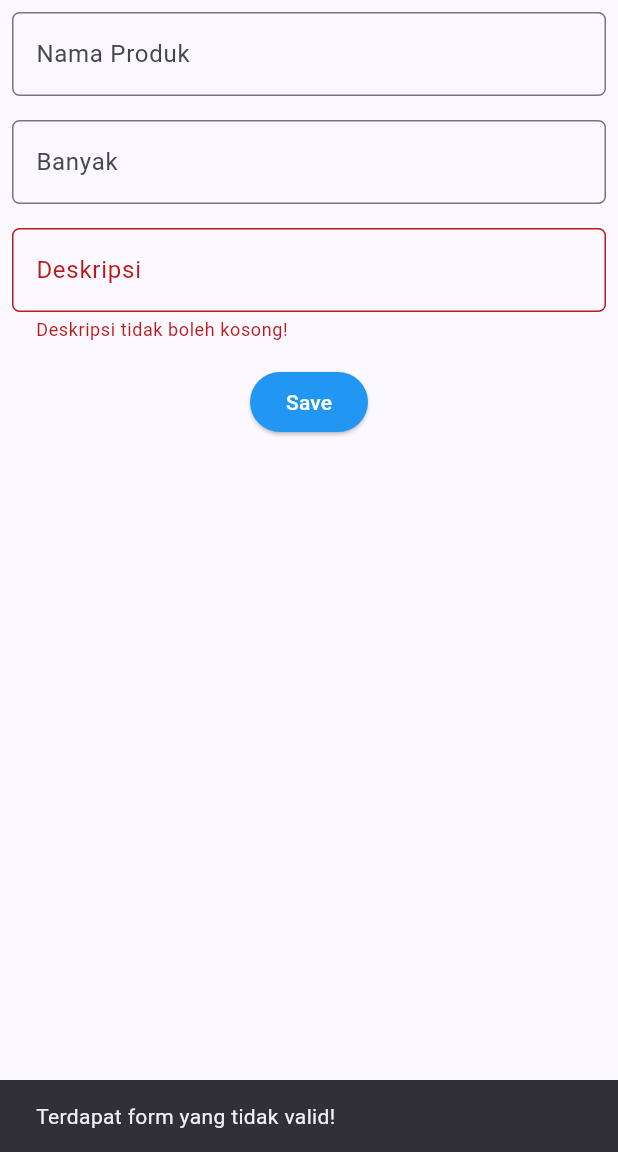
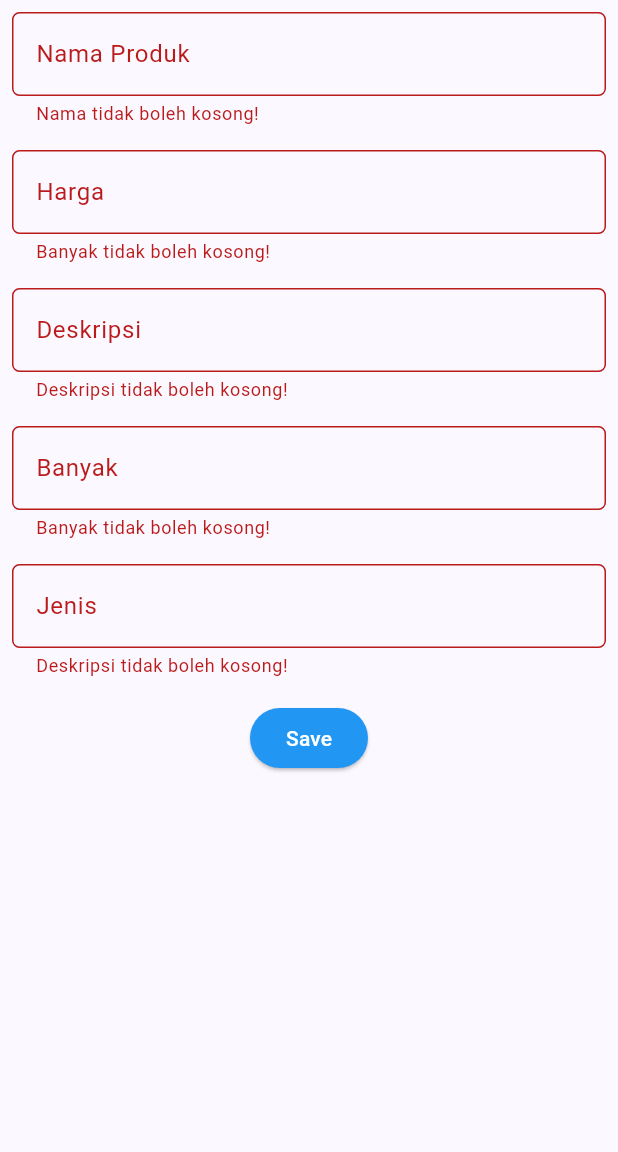
Before and after one commit to NtapSlur/inventory-mobile, a Flutter app: the FormPage screen opened directly, after a tap on "Save", on a phone screen of 412 x 824 dp, the part 84-1236 px from its top. Run offline on Flutter 3.47's test engine with Material 2 defaults, Android fonts, the phone set to English and light mode, and no system bars; missing offline and left inert: pbp_django_auth.

Commit message:
Menyelesaikan Tugas

```diff
--- /dev/null
+++ b/inventory/lib/detail_product.dart
@@ -0,0 +1,35 @@
+import 'package:flutter/material.dart';
+import 'package:inventory/drawer.dart';
+import 'package:inventory/product.dart';
+
+class DetailPage extends StatelessWidget {
+    final Product product;
+
+    DetailPage(this.product, {super.key});
+
+    @override
+    Widget build(BuildContext context) {
+        return Scaffold(
+            appBar: AppBar(
+                title: Text(product.fields.nama),
+            ),
+
+            body: Padding(
+                padding: EdgeInsets.all(16.0),
+                child: Column(
+                  crossAxisAlignment: CrossAxisAlignment.start,
+                  children: [
+                    const SizedBox(height: 10),
+                    Text("Deskripsi : ${product.fields.deskripsi}"),
+                    const SizedBox(height: 10),
+                    Text("Harga : ${product.fields.harga}"),
+                    const SizedBox(height: 10),
+                    Text("Banyak : ${product.fields.banyak}"),
+                    const SizedBox(height: 10),
+                    Text("Jenis: ${product.fields.jenis}")
+                        ],
+              ),
+            ),
+        );
+    }
+}
--- a/inventory/lib/drawer.dart
+++ b/inventory/lib/drawer.dart
@@ -1,4 +1,5 @@
 import 'package:flutter/material.dart';
+import 'package:inventory/list_product.dart';
 import 'package:inventory/menu.dart';
 import 'package:inventory/form.dart';
 
@@ -62,6 +63,18 @@ class LeftDrawer extends StatelessWidget {
             },
           ),
 
+          ListTile(
+    leading: const Icon(Icons.shopping_basket),
+    title: const Text('Daftar Produk'),
+    onTap: () {
+        // Route menu ke halaman produk
+        Navigator.push(
+        context,
+        MaterialPageRoute(builder: (context) => const ProductPage()),
+        );
+    },
+),
+
         ],
       ),
     );
--- a/inventory/lib/form.dart
+++ b/inventory/lib/form.dart
@@ -1,5 +1,10 @@
+import 'dart:convert';
+
 import 'package:flutter/material.dart';
 import 'package:inventory/drawer.dart';
+import 'package:inventory/menu.dart';
+import 'package:pbp_django_auth/pbp_django_auth.dart';
+import 'package:provider/provider.dart';
 
 class FormPage extends StatefulWidget {
     const FormPage({super.key});
@@ -11,12 +16,16 @@ class FormPage extends StatefulWidget {
 
 class _FormPageState extends State<FormPage> {
     final _formKey = GlobalKey<FormState>();
-    String _name = "";
-    int _amount = 0;
-    String _description = "";
+    String _nama = "";
+    int _banyak = 0;
+    String _deskripsi = "";
+    int _harga = 0;
+    String _jenis = "";
+
 
     @override
     Widget build(BuildContext context) {
+      final request = context.watch<CookieRequest>();
         return Scaffold(
           appBar: AppBar(
             title: const Center(
@@ -46,7 +55,7 @@ class _FormPageState extends State<FormPage> {
                       ),
                       onChanged: (String? value) {
                         setState(() {
-                          _name = value!;
+                          _nama = value!;
                         });
                       },
                       validator: (String? value) {
@@ -61,15 +70,15 @@ class _FormPageState extends State<FormPage> {
                     padding: const EdgeInsets.all(8.0),
                     child: TextFormField(
                       decoration: InputDecoration(
-                        hintText: "Banyak",
-                        labelText: "Banyak",
+                        hintText: "Harga",
+                        labelText: "Harga",
                         border: OutlineInputBorder(
                           borderRadius: BorderRadius.circular(5.0),
                         ),
                       ),
                       onChanged: (String? value) {
                         setState(() {
-                          _amount = int.parse(value!);
+                          _harga = int.parse(value!);
                         });
                       },
                       validator: (String? value) {
@@ -95,7 +104,7 @@ class _FormPageState extends State<FormPage> {
                       ),
                       onChanged: (String? value) {
                         setState(() {
-                          _description = value!;
+                          _deskripsi = value!;
                         });
                       },
                       validator: (String? value) {
@@ -106,6 +115,58 @@ class _FormPageState extends State<FormPage> {
                       },
                     ),
                   ),
+
+                  Padding(
+                    padding: const EdgeInsets.all(8.0),
+                    child: TextFormField(
+                      decoration: InputDecoration(
+                        hintText: "Banyak",
+                        labelText: "Banyak",
+                        border: OutlineInputBorder(
+                          borderRadius: BorderRadius.circular(5.0),
+                        ),
+                      ),
+                      onChanged: (String? value) {
+                        setState(() {
+                          _banyak = int.parse(value!);
+                        });
+                      },
+                      validator: (String? value) {
+                        if (value == null || value.isEmpty) {
+                          return "Banyak tidak boleh kosong!";
+                        }
+                        if (int.tryParse(value) == null) {
+                          return "Banyak harus berupa angka!";
+                        }
+                        return null;
+                      },
+                    ),
+                  ),
+
+                  Padding(
+                    padding: const EdgeInsets.all(8.0),
+                    child: TextFormField(
+                      decoration: InputDecoration(
+                        hintText: "Jenis",
+                        labelText: "Jenis",
+                        border: OutlineInputBorder(
+                          borderRadius: BorderRadius.circular(5.0),
+                        ),
+                      ),
+                      onChanged: (String? value) {
+                        setState(() {
+                          _jenis = value!;
+                        });
+                      },
+                      validator: (String? value) {
+                        if (value == null || value.isEmpty) {
+                          return "Deskripsi tidak boleh kosong!";
+                        }
+                        return null;
+                      },
+                    ),
+                  ),
+
                   Align(
                     alignment: Alignment.bottomCenter,
                     child: Padding(
@@ -115,46 +176,38 @@ class _FormPageState extends State<FormPage> {
                           backgroundColor:
                               MaterialStateProperty.all(Colors.blue),
                         ),
-                        onPressed: () {
+                        onPressed: () async {
                           if (_formKey.currentState!.validate()) {
-                            showDialog(
-                              context: context,
-                              builder: (context) {
-                                return AlertDialog(
-                                  title: const Text('Item berhasil tersimpan!'),
-                                  content: SingleChildScrollView(
-                                    child: Column(
-                                      crossAxisAlignment:
-                                          CrossAxisAlignment.start,
-                                      children: [
-                                        Text('Nama: $_name'),
-                                        Text('Banyak: $_amount'),
-                                        Text('Deskripsi: $_description')
-                                      ],
-                                    ),
-                                  ),
-                                  actions: [
-                                    TextButton(
-                                      child: const Text('OK'),
-                                      onPressed: () {
-                                        Navigator.pop(context);
-                                      },
-                                    ),
-                                  ],
-                                );
-                              },
-                            );
+                              // Kirim ke Django dan tunggu respons
+                              // TODO: Ganti URL dan jangan lupa tambahkan trailing slash (/) di akhir URL!
+                              final response = await request.postJson(
+                              "http://127.0.0.1:8000/create-flutter/",
+                              jsonEncode(<String, String>{
+                                  'nama': _nama,
+                                  'banyak': _banyak.toString(),
+                                  'deskripsi': _deskripsi,
+                                  'harga': _harga.toString(),
+                                   'jenis': _jenis,
+                                  // TODO: Sesuaikan field data sesuai dengan aplikasimu
+                              }));
+                              if (response['status'] == 'success') {
+                                  ScaffoldMessenger.of(context)
+                                      .showSnackBar(const SnackBar(
+                                  content: Text("Produk baru berhasil disimpan!"),
+                                  ));
+                                  Navigator.pushReplacement(
+                                      context,
+                                      MaterialPageRoute(builder: (context) => MyHomePage()),
+                                  );
+                              } else {
+                                  ScaffoldMessenger.of(context)
+                                      .showSnackBar(const SnackBar(
+                                      content:
+                                          Text("Terdapat kesalahan, silakan coba lagi."),
+                                  ));
+                              }
                           }
-
-                          else{
-                            ScaffoldMessenger.of(context)
-                            ..hideCurrentSnackBar()
-                            ..showSnackBar(const SnackBar(
-                                content: Text("Terdapat form yang tidak valid!")));
-                          }
-
-                          _formKey.currentState!.reset();
-                          },
+                      },
 
                         child: const Text(
                           "Save",
--- /dev/null
+++ b/inventory/lib/product.dart
@@ -0,0 +1,89 @@
+// To parse this JSON data, do
+//
+//     final product = productFromJson(jsonString);
+
+import 'dart:convert';
+
+List<Product> productFromJson(String str) => List<Product>.from(json.decode(str).map((x) => Product.fromJson(x)));
+
+String productToJson(List<Product> data) => json.encode(List<dynamic>.from(data.map((x) => x.toJson())));
+
+class Product {
+    Model model;
+    int pk;
+    Fields fields;
+
+    Product({
+        required this.model,
+        required this.pk,
+        required this.fields,
+    });
+
+    factory Product.fromJson(Map<String, dynamic> json) => Product(
+        model: modelValues.map[json["model"]]!,
+        pk: json["pk"],
+        fields: Fields.fromJson(json["fields"]),
+    );
+
+    Map<String, dynamic> toJson() => {
+        "model": modelValues.reverse[model],
+        "pk": pk,
+        "fields": fields.toJson(),
+    };
+}
+
+class Fields {
+    int user;
+    String nama;
+    int banyak;
+    String deskripsi;
+    int harga;
+    String jenis;
+
+    Fields({
+        required this.user,
+        required this.nama,
+        required this.banyak,
+        required this.deskripsi,
+        required this.harga,
+        required this.jenis,
+    });
+
+    factory Fields.fromJson(Map<String, dynamic> json) => Fields(
+        user: json["user"],
+        nama: json["nama"],
+        banyak: json["banyak"],
+        deskripsi: json["deskripsi"],
+        harga: json["harga"],
+        jenis: json["jenis"],
+    );
+
+    Map<String, dynamic> toJson() => {
+        "user": user,
+        "nama": nama,
+        "banyak": banyak,
+        "deskripsi": deskripsi,
+        "harga": harga,
+        "jenis": jenis,
+    };
+}
+
+enum Model {
+    MAIN_PRODUCT
+}
+
+final modelValues = EnumValues({
+    "main.product": Model.MAIN_PRODUCT
+});
+
+class EnumValues<T> {
+    Map<String, T> map;
+    late Map<T, String> reverseMap;
+
+    EnumValues(this.map);
+
+    Map<T, String> get reverse {
+        reverseMap = map.map((k, v) => MapEntry(v, k));
+        return reverseMap;
+    }
+}
--- a/inventory/pubspec.yaml
+++ b/inventory/pubspec.yaml
@@ -35,6 +35,9 @@ dependencies:
   # The following adds the Cupertino Icons font to your application.
   # Use with the CupertinoIcons class for iOS style icons.
   cupertino_icons: ^1.0.2
+  provider: ^6.1.1
+  pbp_django_auth: ^0.3.1
+  http: ^0.13.6
 
 dev_dependencies:
   flutter_test:
```
Also changed, not shown: inventory/lib/list_product.dart (added, +117 -0 lines), inventory/lib/login.dart (added, +115 -0 lines), inventory/lib/main.dart (+12 -20 lines), inventory/lib/menu.dart (+31 -1 lines), inventory/pubspec.lock, 2 other files.
